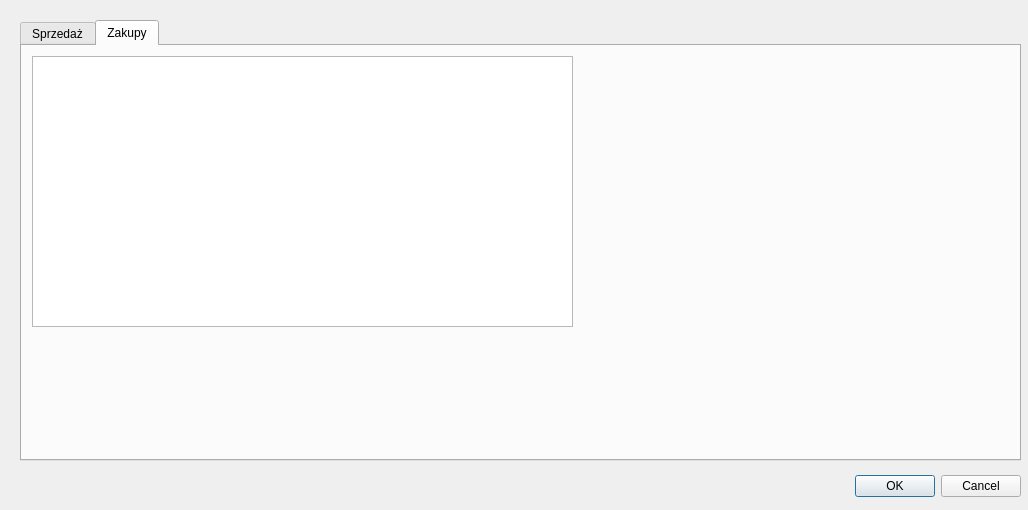
First picture: the form in companydialog.ui, repository Huehueh/Bazodanowa, before the edit.
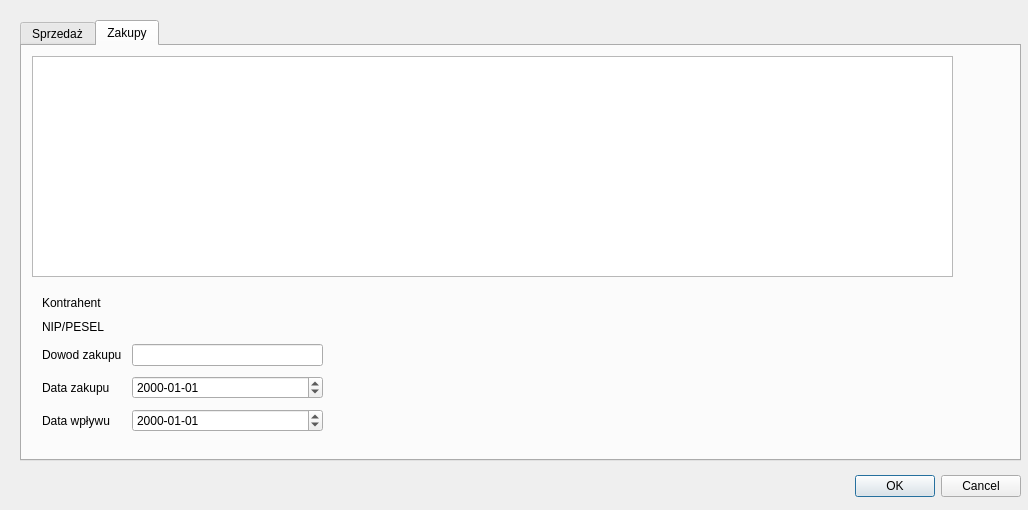
Second picture: the form after the edit. The open tabs and pages were chosen to show the change.

Commit message: Dodanie k wartości dla purchase + podstawowy mapper. trzeba stworzyc delegata

The edit to the form file:
```diff
--- a/companydialog.ui
+++ b/companydialog.ui
@@ -188,11 +188,121 @@
       <rect>
        <x>10</x>
        <y>10</y>
-       <width>541</width>
-       <height>271</height>
+       <width>921</width>
+       <height>221</height>
       </rect>
      </property>
     </widget>
+    <widget class="QWidget" name="formLayoutWidget_2">
+     <property name="geometry">
+      <rect>
+       <x>10</x>
+       <y>240</y>
+       <width>301</width>
+       <height>171</height>
+      </rect>
+     </property>
+     <layout class="QFormLayout" name="formLayout_2">
+      <property name="horizontalSpacing">
+       <number>10</number>
+      </property>
+      <property name="verticalSpacing">
+       <number>10</number>
+      </property>
+      <property name="leftMargin">
+       <number>10</number>
+      </property>
+      <property name="topMargin">
+       <number>10</number>
+      </property>
+      <property name="rightMargin">
+       <number>10</number>
+      </property>
+      <property name="bottomMargin">
+       <number>10</number>
+      </property>
+      <item row="0" column="0">
+       <widget class="QLabel" name="label_6">
+        <property name="text">
+         <string>Kontrahent</string>
+        </property>
+       </widget>
+      </item>
+      <item row="2" column="0">
+       <widget class="QLabel" name="label_7">
+        <property name="text">
+         <string>Dowod zakupu</string>
+        </property>
+       </widget>
+      </item>
+      <item row="2" column="1">
+       <widget class="QLineEdit" name="invoiceEdit_2"/>
+      </item>
+      <item row="3" column="1">
+       <widget class="QDateEdit" name="purchaseDateEdit">
+        <property name="displayFormat">
+         <string>yyyy-MM-dd</string>
+        </property>
+       </widget>
+      </item>
+      <item row="4" column="1">
+       <widget class="QDateEdit" name="creditDateEdit">
+        <property name="displayFormat">
+         <string>yyyy-MM-dd</string>
+        </property>
+       </widget>
+      </item>
+      <item row="5" column="0">
+       <layout class="QVBoxLayout" name="verticalLayout_2"/>
+      </item>
+      <item row="3" column="0">
+       <widget class="QLabel" name="label_8">
+        <property name="text">
+         <string>Data zakupu</string>
+        </property>
+       </widget>
+      </item>
+      <item row="4" column="0">
+       <widget class="QLabel" name="label_9">
+        <property name="text">
+         <string>Data wpływu</string>
+        </property>
+       </widget>
+      </item>
+      <item row="1" column="0">
+       <widget class="QLabel" name="label_10">
+        <property name="text">
+         <string>NIP/PESEL</string>
+        </property>
+       </widget>
+      </item>
+      <item row="1" column="1">
+       <widget class="QLabel" name="numberLabel_2">
+        <property name="text">
+         <string/>
+        </property>
+       </widget>
+      </item>
+      <item row="0" column="1">
+       <widget class="QLabel" name="contractorLabel_2">
+        <property name="text">
+         <string/>
+        </property>
+       </widget>
+      </item>
+     </layout>
+    </widget>
+    <widget class="QWidget" name="gridLayoutWidget_2">
+     <property name="geometry">
+      <rect>
+       <x>320</x>
+       <y>240</y>
+       <width>611</width>
+       <height>171</height>
+      </rect>
+     </property>
+     <layout class="QGridLayout" name="kPurchaseGridLayout"/>
+    </widget>
    </widget>
   </widget>
  </widget>
```
Left out of the diff: 4 changed lines with no effect on the pictures. The commit also changes 4 other files.
